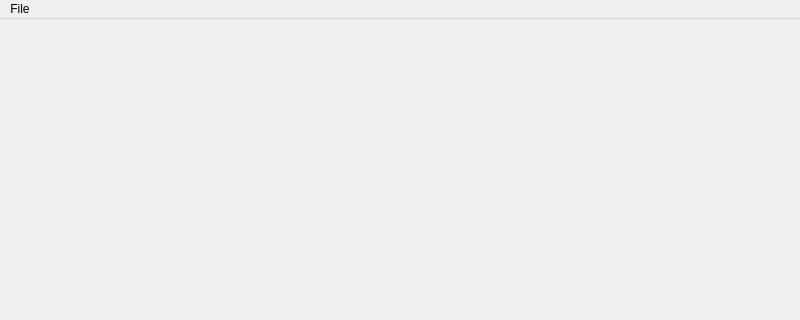
This is mainwindow.ui in Matthewrbowker/MIDE as Qt 5 draws it before an edit; both pictures show x 0 to 800 and y 0 to 320 of the 800 by 600 pixel window. The edited form follows.
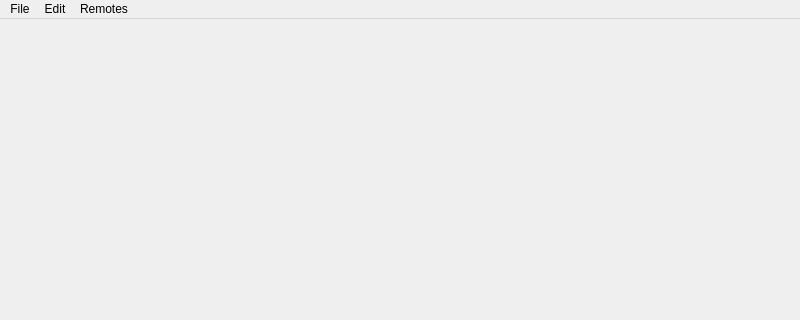
This is the edited form.

Commit message: Continue work on fileInterface, begin work on a remote management dialog

The edit to the form file:
```diff
--- a/mainwindow.ui
+++ b/mainwindow.ui
@@ -32,7 +32,24 @@
     <addaction name="actionSave"/>
     <addaction name="actionExit"/>
    </widget>
+   <widget class="QMenu" name="menuEdit">
+    <property name="title">
+     <string>Edit</string>
+    </property>
+    <addaction name="actionCut"/>
+    <addaction name="actionCopy"/>
+    <addaction name="actionPaste"/>
+    <addaction name="actionPaste_without_Formatting"/>
+   </widget>
+   <widget class="QMenu" name="menuRemotes">
+    <property name="title">
+     <string>Remotes</string>
+    </property>
+    <addaction name="actionRemotes"/>
+   </widget>
    <addaction name="menuFile"/>
+   <addaction name="menuEdit"/>
+   <addaction name="menuRemotes"/>
   </widget>
   <widget class="QStatusBar" name="statusbar"/>
   <action name="actionNew">
```
Left out of the diff: 25 changed lines with no effect on the pictures. The commit also changes 10 other files.
